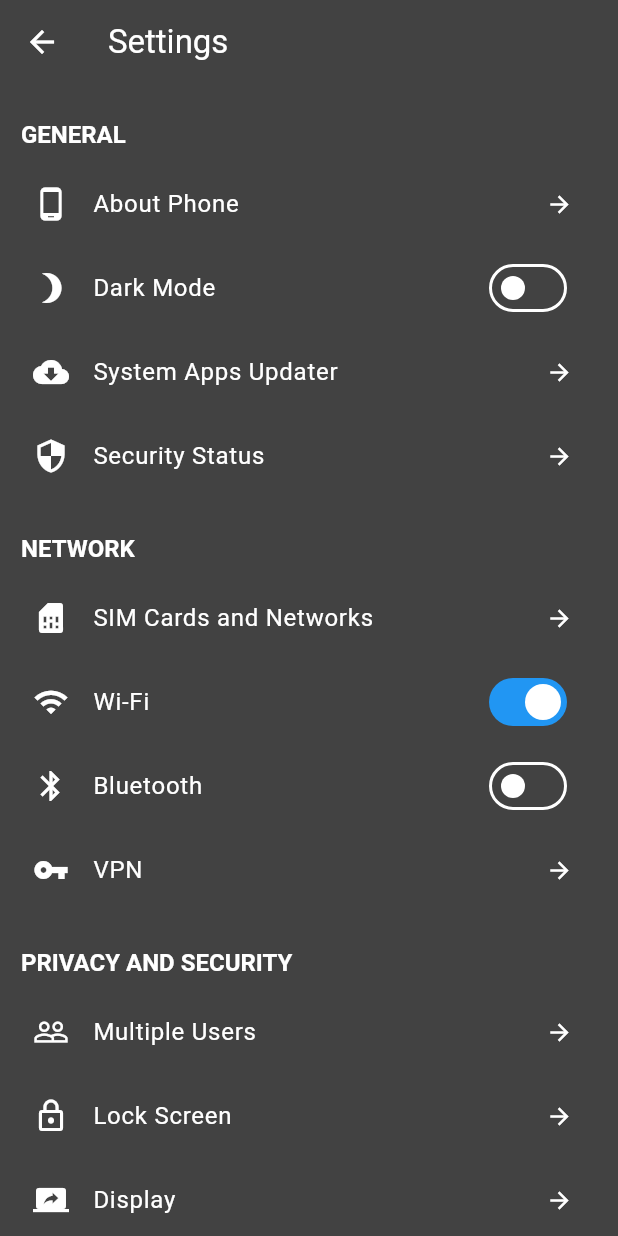
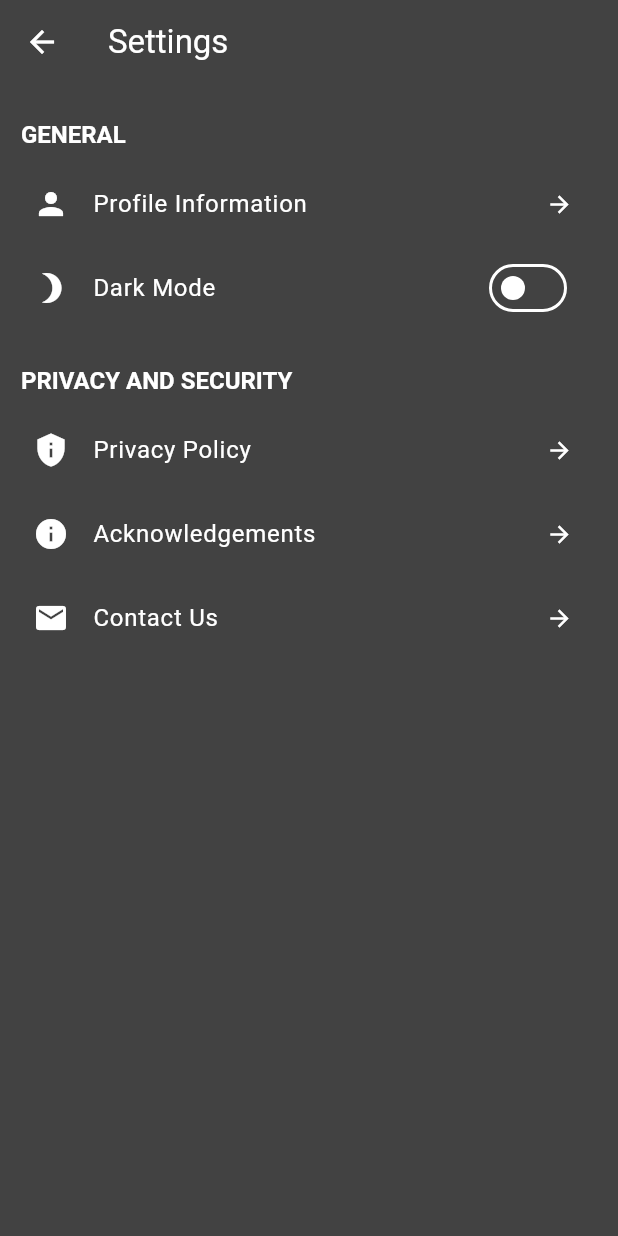
Before and after one commit to ptruong0/mindful-state, a Flutter app: the MaterialSettings screen opened directly, on a phone screen of 412 x 824 dp. Run offline on Flutter 3.47's test engine with Material 2 defaults, Android fonts, the phone set to English and light mode, and no system bars; drawn by our look-alikes of dynamic_color.

Commit message:
small settings page modifcations
removed some setting that didn't apply

```diff
--- a/lib/main.dart
+++ b/lib/main.dart
@@ -10,9 +10,9 @@ class MindfulState extends StatelessWidget {
   const MindfulState({super.key});
 
   static final _defaultLightColorScheme =
-      ColorScheme.fromSwatch(primarySwatch: Colors.blue);
+      ColorScheme.fromSwatch(primarySwatch: Colors.pink);
   static final _defaultDarkColorScheme = ColorScheme.fromSwatch(
-      primarySwatch: Colors.blue, brightness: Brightness.dark);
+      primarySwatch: Colors.pink, brightness: Brightness.dark);
 
   // This widget is the root of your application.
   @override
--- a/lib/settings_page.dart
+++ b/lib/settings_page.dart
@@ -18,51 +18,43 @@ class MaterialSettings extends StatelessWidget {
                 title: "General",
                 children: [
                   const _CustomListTile(
-                      title: "About Phone", icon: Icons.phone_android),
+                      title: "Profile Information", icon: Icons.person),
                   _CustomListTile(
                       title: "Dark Mode",
                       icon: Icons.brightness_3,
                       trailing: Switch(value: false, onChanged: (value) {})),
-                  const _CustomListTile(
-                      title: "System Apps Updater", icon: Icons.cloud_download),
-                  const _CustomListTile(
-                      title: "Security Status", icon: Icons.security),
-                ],
-              ),
-              _SingleSection(
-                title: "Network",
-                children: [
-                  const _CustomListTile(
-                      title: "SIM Cards and Networks", icon: Icons.sim_card),
-                  _CustomListTile(
-                    title: "Wi-Fi",
-                    icon: Icons.wifi,
-                    trailing: Switch(value: true, onChanged: (val) {}),
-                  ),
-                  _CustomListTile(
-                    title: "Bluetooth",
-                    icon: Icons.bluetooth,
-                    trailing: Switch(value: false, onChanged: (val) {}),
-                  ),
-                  const _CustomListTile(
-                    title: "VPN",
-                    icon: Icons.vpn_key,
-                  )
                 ],
               ),
               const _SingleSection(
                 title: "Privacy and Security",
                 children: [
                   _CustomListTile(
-                      title: "Multiple Users", icon: Icons.people_outline),
-                  _CustomListTile(
-                      title: "Lock Screen", icon: Icons.lock_outline),
-                  _CustomListTile(title: "Display", icon: Icons.screen_share),
-                  _CustomListTile(
-                      title: "Sound and Vibration", icon: Icons.volume_up),
-                  _CustomListTile(title: "Themes", icon: Icons.color_lens)
+                      title: "Privacy Policy", icon: Icons.privacy_tip),
+                  _CustomListTile(title: "Acknowledgements", icon: Icons.info),
+                  _CustomListTile(title: "Contact Us", icon: Icons.email),
                 ],
               ),
+              // _SingleSection(
+              //   title: "Network",
+              //   children: [
+              //     const _CustomListTile(
+              //         title: "SIM Cards and Networks", icon: Icons.sim_card),
+              //     _CustomListTile(
+              //       title: "Wi-Fi",
+              //       icon: Icons.wifi,
+              //       trailing: Switch(value: true, onChanged: (val) {}),
+              //     ),
+              //     _CustomListTile(
+              //       title: "Bluetooth",
+              //       icon: Icons.bluetooth,
+              //       trailing: Switch(value: false, onChanged: (val) {}),
+              //     ),
+              //     const _CustomListTile(
+              //       title: "VPN",
+              //       icon: Icons.vpn_key,
+              //     )
+              //   ],
+              // ),
             ],
           ),
         ),
```
